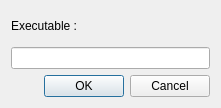
Before: the Qt Designer form resources/ui/new_executable.ui in Houston4444/RaySession, drawn with Qt 5.
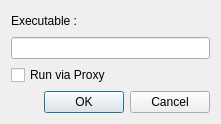
After: the same form once the commit is applied.

Commit message: progress in direct proxy, rest to load arguments in ray-proxy itself

```diff
--- a/resources/ui/new_executable.ui
+++ b/resources/ui/new_executable.ui
@@ -10,7 +10,7 @@
     <x>0</x>
     <y>0</y>
     <width>221</width>
-    <height>108</height>
+    <height>124</height>
    </rect>
   </property>
   <property name="windowTitle">
@@ -30,6 +30,16 @@
    <item>
     <widget class="QLineEdit" name="lineEdit"/>
    </item>
+   <item>
+    <widget class="QCheckBox" name="checkBoxProxy">
+     <property name="toolTip">
+      <string>&lt;html&gt;&lt;head/&gt;&lt;body&gt;&lt;p&gt;If program is not compatible with the NSM API, &lt;/p&gt;&lt;p&gt;you should launch it in proxy to define a config file !&lt;/p&gt;&lt;/body&gt;&lt;/html&gt;</string>
+     </property>
+     <property name="text">
+      <string>Run via Proxy</string>
+     </property>
+    </widget>
+   </item>
    <item>
     <widget class="QDialogButtonBox" name="buttonBox">
      <property name="enabled">
```
The commit also changes 3 other files.
